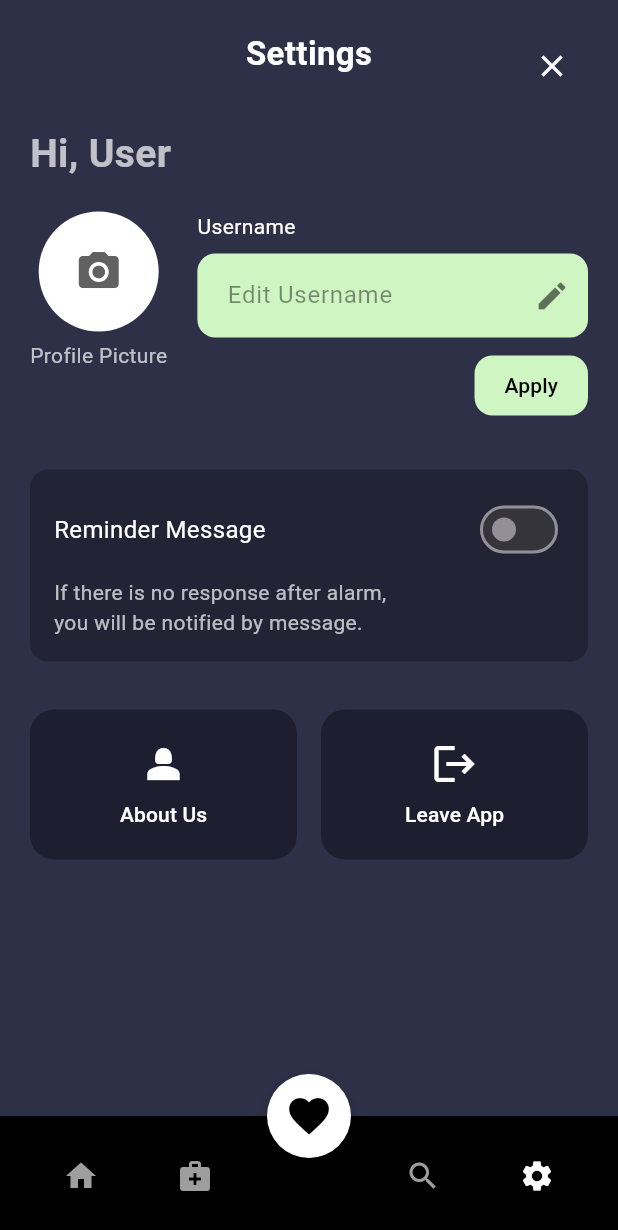
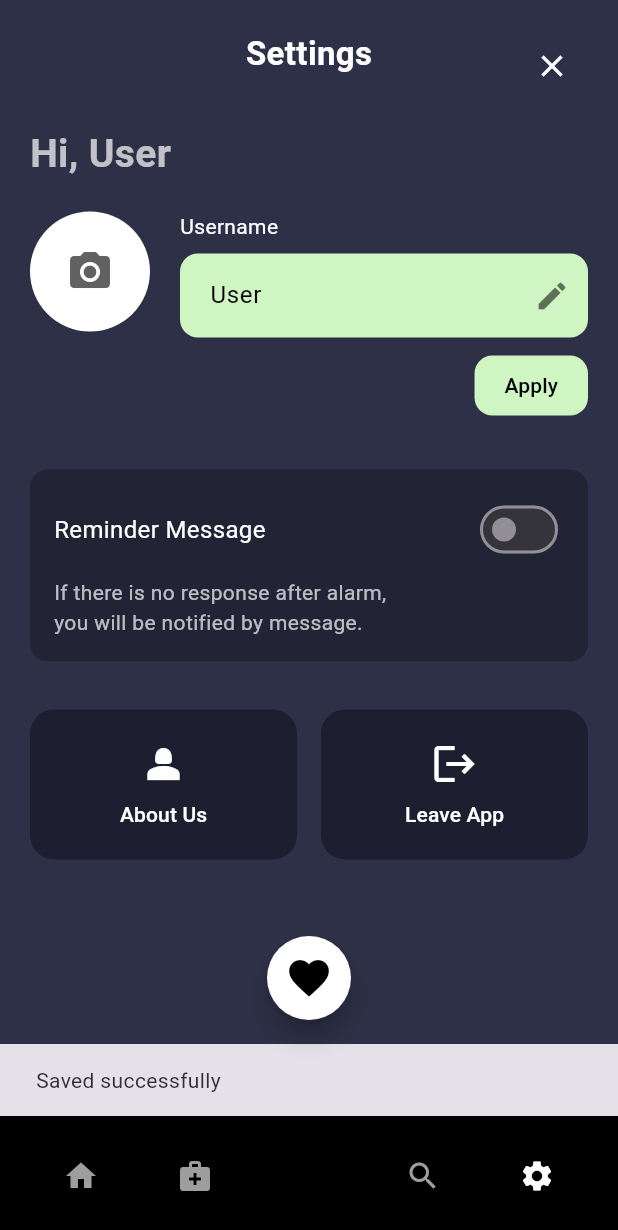
Before and after one commit to ohmmyrisingstar/ITDS283_Sec1_Gr15, a Flutter app: the screen it shows after launch, item 4 of the bottom bar chosen, after a tap on "Apply", on a phone screen of 412 x 824 dp. Shown: the top 1230 px of the screen. Run offline on Flutter 3.47's test engine with Material 3 defaults, Android fonts, the phone set to English and light mode, and no system bars; our stand-ins replace image_picker, shared_preferences, sqflite; accounts and stored records are empty; network calls fail.

Commit message:
แก้ Setting.dart ให้สามารถใช้งานได้จริง
เปลี่ยนชื่อและรูปภาพ และ ให้แสดงหน้าโฮมเพจหลังจากเปลี่ยนแล้ว

```diff
--- a/lib/pages/homepage.dart
+++ b/lib/pages/homepage.dart
@@ -1,3 +1,4 @@
+import 'dart:io';
 import 'package:flutter/material.dart';
 import 'package:intl/intl.dart';
 import 'addmed.dart';
@@ -8,6 +9,8 @@ import 'history.dart';
 import '../components/navbar.dart';
 import '../helpers/database.dart';
 import '../models/medicine.dart';
+import 'package:shared_preferences/shared_preferences.dart';
+
 
 class HomePage extends StatefulWidget {
   const HomePage({super.key});
@@ -22,14 +25,24 @@ class _HomePageState extends State<HomePage> {
   DateTime selectedDate = DateTime.now();
   List<Medicine> _medicines = [];
 
-  void _onItemTapped(int index) {
+  void _onItemTapped(int index) async {
     if (index == 0) return;
     if (index == 1) {
-      Navigator.push(context, MaterialPageRoute(builder: (_) => AmountPage()));
+      await Navigator.push(
+        context,
+        MaterialPageRoute(builder: (_) => AmountPage()),
+      );
     } else if (index == 2) {
-      Navigator.push(context, MaterialPageRoute(builder: (_) => const SearchPage()));
+      await Navigator.push(
+        context,
+        MaterialPageRoute(builder: (_) => const SearchPage()),
+      );
     } else if (index == 3) {
-      Navigator.push(context, MaterialPageRoute(builder: (_) => const SettingsPage()));
+      await Navigator.push(
+        context,
+        MaterialPageRoute(builder: (_) => const SettingsPage()),
+      );
+      await _loadUserData(); // ✅ โหลดทั้งชื่อและรูป
     }
   }
 
@@ -76,7 +89,36 @@ class _HomePageState extends State<HomePage> {
   void initState() {
     super.initState();
     _loadMedicines();
+    // _loadUsername();
+    _loadUserData();
   }
+
+  String? _profileImagePath;
+  String _username = "User";
+  File? _profileImage;
+
+  Future<void> _loadUserData() async {
+    final prefs = await SharedPreferences.getInstance();
+    setState(() {
+      _username = prefs.getString('username') ?? 'User';
+
+      final imagePath = prefs.getString('profile_image_path');
+      if (imagePath != null) {
+        _profileImage = File(imagePath);
+      } else {
+        profileImage =
+            prefs.getString('profileImage') ??
+            "https://via.placeholder.com/150";
+      }
+    });
+  }
+
+  // Future<void> _loadUsername() async {
+  //   final prefs = await SharedPreferences.getInstance();
+  //   setState(() {
+  //     _username = prefs.getString('username') ?? "User";
+  //   });
+  // }
 
   @override
   Widget build(BuildContext context) {
@@ -93,14 +135,31 @@ class _HomePageState extends State<HomePage> {
                 CircleAvatar(
                   radius: 28,
                   backgroundColor: Colors.white,
-                  backgroundImage: NetworkImage(profileImage),
+                  backgroundImage:
+                      _profileImage != null
+                          ? FileImage(_profileImage!) as ImageProvider
+                          : NetworkImage(profileImage),
                 ),
                 const SizedBox(width: 12),
                 Column(
                   crossAxisAlignment: CrossAxisAlignment.start,
-                  children: const [
-                    Text("Hi, User", style: TextStyle(fontSize: 18, fontWeight: FontWeight.bold, color: Colors.white)),
-                    Text("Welcome to PillMate", style: TextStyle(fontSize: 14, fontStyle: FontStyle.italic, color: Colors.grey)),
+                  children: [
+                    Text(
+                      "Hi, $_username",
+                      style: const TextStyle(
+                        fontSize: 18,
+                        fontWeight: FontWeight.bold,
+                        color: Colors.white,
+                      ),
+                    ),
+                    const Text(
+                      "Welcome to PillMate",
+                      style: TextStyle(
+                        fontSize: 14,
+                        fontStyle: FontStyle.italic,
+                        color: Colors.grey,
+                      ),
+                    ),
                   ],
                 ),
                 const Spacer(),
--- a/lib/pages/settings_page.dart
+++ b/lib/pages/settings_page.dart
@@ -1,13 +1,15 @@
 import 'package:flutter/material.dart';
 import 'package:flutter/services.dart';
 import 'dart:io';
-
 import 'aboutus.dart';
 import 'searchpage.dart';
 import 'homepage.dart';
 import 'addmed.dart';
 import 'amount.dart';
 import '../components/navbar.dart';
+import 'package:shared_preferences/shared_preferences.dart';
+import 'package:image_picker/image_picker.dart'; // ถ้าอยากให้เปลี่ยนรูปในอนาคต
+
 
 class SettingsPage extends StatefulWidget {
   const SettingsPage({super.key});
@@ -20,27 +22,90 @@ class _SettingsPageState extends State<SettingsPage> {
   final TextEditingController _usernameController = TextEditingController();
   bool _reminderOn = false;
 
-  void _onTabTapped(int index) {
-    if (index == 0) {
-      Navigator.pushReplacement(context, MaterialPageRoute(builder: (_) => const HomePage()));
-    } else if (index == 1) {
-      Navigator.push(context, MaterialPageRoute(builder: (_) => AmountPage()));
+  void _onItemTapped(int index) async {
+    if (index == 0) return;
+    if (index == 1) {
+      await Navigator.push(
+        context,
+        MaterialPageRoute(builder: (_) => AmountPage()),
+      );
     } else if (index == 2) {
-      Navigator.push(context, MaterialPageRoute(builder: (_) => const SearchPage()));
+      await Navigator.push(
+        context,
+        MaterialPageRoute(builder: (_) => const SearchPage()),
+      );
     } else if (index == 3) {
-      // current page
+      await Navigator.push(
+        context,
+        MaterialPageRoute(builder: (_) => const SettingsPage()),
+      );
+      _loadUsername(); // โหลดชื่อใหม่หลังกลับจาก Settings
     }
   }
 
-  void _saveUsername() {
+  File? _profileImage;
+  String? _profileImagePath;
+
+  Future<void> _pickImage() async {
+    final picker = ImagePicker();
+    final pickedFile = await picker.pickImage(source: ImageSource.gallery);
+
+    if (pickedFile != null) {
+      setState(() {
+        _profileImage = File(pickedFile.path);
+        _profileImagePath = pickedFile.path;
+      });
+    }
+  }
+
+  String _username = "User";
+
+  @override
+  void initState() {
+    super.initState();
+    _loadUsername();
+    _loadProfileImage();
+  }
+
+  Future<void> _loadProfileImage() async {
+    final prefs = await SharedPreferences.getInstance();
+    setState(() {
+      _profileImagePath = prefs.getString('profile_image_path');
+      if (_profileImagePath != null) {
+        _profileImage = File(_profileImagePath!);
+      }
+    });
+  }
+
+  Future<void> _loadUsername() async {
+    final prefs = await SharedPreferences.getInstance();
+    setState(() {
+      _username = prefs.getString('username') ?? "User";
+      _usernameController.text = _username; // แสดงใน textfield ด้วย
+    });
+  }
+
+  void _saveUsername() async {
   final username = _usernameController.text.trim();
   if (username.isNotEmpty) {
-      // You could persist this using SharedPreferences or local db
+    final prefs = await SharedPreferences.getInstance();
+    await prefs.setString('username', username);
+
+    setState(() {
+      _username = username;
+    });
+
     ScaffoldMessenger.of(context).showSnackBar(
       SnackBar(content: Text('Username saved: $username')),
     );
   }
 }
+
+  Future<String> _getUsername() async {
+  final prefs = await SharedPreferences.getInstance();
+  return prefs.getString('username') ?? "User";
+}
+
 
   @override
   Widget build(BuildContext context) {
@@ -70,12 +135,16 @@ class _SettingsPageState extends State<SettingsPage> {
                   ),
                 ],
               ),
+              const SizedBox(height: 16),
+              Text(
+                "Hi, $_username",
+                style: const TextStyle(
+                  fontSize: 26,
+                  fontWeight: FontWeight.w600,
+                  color: Colors.white70,
+                ),
+              ),
 
-              const SizedBox(height: 16),
-              const Text(
-                "Hi, User",
-                style: TextStyle(fontSize: 26, fontWeight: FontWeight.w600, color: Colors.white70),
-              ),
               const SizedBox(height: 20),
 
               Row(
@@ -83,13 +152,26 @@ class _SettingsPageState extends State<SettingsPage> {
                 children: [
                   Column(
                     children: [
-                      CircleAvatar(
+                      GestureDetector(
+                        onTap: _pickImage,
+                        child: CircleAvatar(
                           radius: 40,
                           backgroundColor: Colors.white,
-                        child: Icon(Icons.camera_alt, size: 32, color: Colors.grey[700]),
+                          backgroundImage:
+                              _profileImage != null
+                                  ? FileImage(_profileImage!)
+                                  : null,
+                          child:
+                              _profileImage == null
+                                  ? Icon(
+                                    Icons.camera_alt,
+                                    size: 32,
+                                    color: Colors.grey[700],
+                                  )
+                                  : null,
                         ),
-                      const SizedBox(height: 6),
-                      const Text("Profile Picture", style: TextStyle(color: Colors.white70)),
+                      ),
+
                     ],
                   ),
                   const SizedBox(width: 20),
@@ -119,14 +201,41 @@ class _SettingsPageState extends State<SettingsPage> {
                         Align(
                           alignment: Alignment.centerRight,
                           child: ElevatedButton(
-                            onPressed: _saveUsername,
+                            onPressed: () async {
+                              final prefs =
+                                  await SharedPreferences.getInstance();
+                              final username = _usernameController.text.trim();
+
+                              if (username.isNotEmpty) {
+                                await prefs.setString('username', username);
+                                setState(() {
+                                  _username = username;
+                                });
+                              }
+
+                              if (_profileImagePath != null) {
+                                await prefs.setString(
+                                  'profile_image_path',
+                                  _profileImagePath!,
+                                );
+                              }
+
+                              ScaffoldMessenger.of(context).showSnackBar(
+                                const SnackBar(
+                                  content: Text('Saved successfully'),
+                                ),
+                              );
+                            },
                             style: ElevatedButton.styleFrom(
                               backgroundColor: const Color(0xFFCFF5C3),
                               foregroundColor: Colors.black,
                               shape: RoundedRectangleBorder(
                                 borderRadius: BorderRadius.circular(12),
                               ),
-                              padding: const EdgeInsets.symmetric(horizontal: 20, vertical: 8),
+                              padding: const EdgeInsets.symmetric(
+                                horizontal: 20,
+                                vertical: 8,
+                              ),
                               elevation: 0,
                             ),
                             child: const Text("Apply"),
@@ -251,7 +360,7 @@ class _SettingsPageState extends State<SettingsPage> {
       floatingActionButtonLocation: FloatingActionButtonLocation.centerDocked,
       bottomNavigationBar: BottomNavBar(
         currentIndex: 3,
-        onTap: _onTabTapped,
+        onTap: _onItemTapped,
       ),
     );
   }
--- a/pubspec.yaml
+++ b/pubspec.yaml
@@ -17,6 +17,7 @@ dependencies:
   path: ^1.9.0
   sqflite: ^2.3.2+1
   cupertino_icons: ^1.0.8
+  shared_preferences: ^2.2.2
 
 dev_dependencies:
   flutter_test:
```
Also changed, not shown: pubspec.lock, 1 other file. Lines whose indentation alone changed are shown as unchanged.
